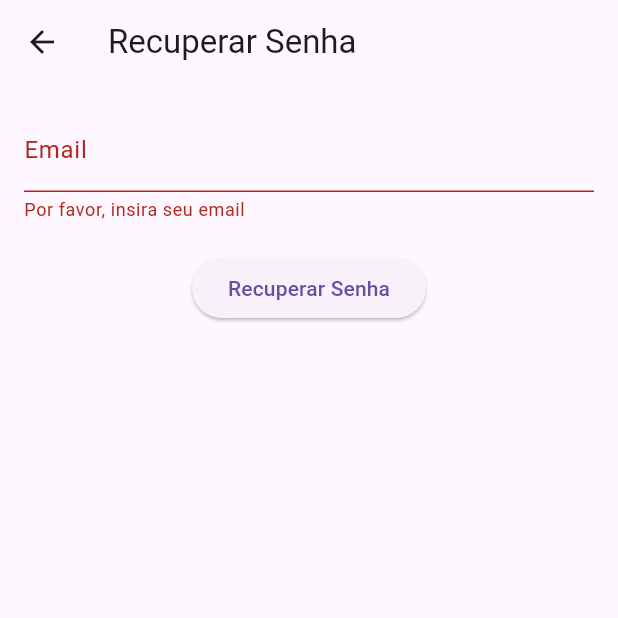
After one commit to rpinto47/CM4, a Flutter app: the RecoverPasswordScreen screen opened by its route, after a tap on "Recuperar Senha", on a phone screen of 412 x 824 dp, the top half of it. The commit adds this screen. Run offline on Flutter 3.47's test engine with Material 3 defaults, Android fonts, the phone set to English and light mode, and no system bars.

Commit message:
Recuperar pass

```diff
--- a/flutter_application_1/lib/createAccount_screen.dart
+++ b/flutter_application_1/lib/createAccount_screen.dart
@@ -14,7 +14,6 @@ class _CreateAccountScreenState extends State<CreateAccountScreen> {
   void _submitForm() {
     if (_formKey.currentState!.validate()) {
       _formKey.currentState!.save();
-      // Aqui você pode adicionar a lógica para criar a conta do usuário
       print('Nome: $_name, Email: $_email, Senha: $_password');
     }
   }
--- a/flutter_application_1/lib/main.dart
+++ b/flutter_application_1/lib/main.dart
@@ -3,6 +3,7 @@ import 'login_screen.dart';
 import 'sporty_home_page.dart';
 import 'customization_screen.dart';
 import 'createAccount_screen.dart';
+import 'recoverPassword_screen.dart';
 
 void main() {
   runApp(const MyApp());
@@ -22,6 +23,7 @@ class MyApp extends StatelessWidget {
         '/home': (context) => const SportyHomePage(),
         '/customize': (context) => const CustomizationScreen(),
         '/createAccount': (context) => CreateAccountScreen(),
+        '/recoverPassword': (context) => RecoverPasswordScreen(),
       },
     );
   }
--- /dev/null
+++ b/flutter_application_1/lib/recoverPassword_screen.dart
@@ -0,0 +1,57 @@
+import 'package:flutter/material.dart';
+
+class RecoverPasswordScreen extends StatefulWidget {
+  @override
+  _RecoverPasswordScreenState createState() => _RecoverPasswordScreenState();
+}
+
+class _RecoverPasswordScreenState extends State<RecoverPasswordScreen> {
+  final _formKey = GlobalKey<FormState>();
+  String _email = '';
+
+  void _submitForm() {
+    if (_formKey.currentState!.validate()) {
+      _formKey.currentState!.save();
+      print('Email: $_email');
+      ScaffoldMessenger.of(context).showSnackBar(
+        SnackBar(content: Text('Solicitação de recuperação de senha enviada')),
+      );
+    }
+  }
+
+  @override
+  Widget build(BuildContext context) {
+    return Scaffold(
+      appBar: AppBar(
+        title: Text('Recuperar Senha'),
+      ),
+      body: Padding(
+        padding: const EdgeInsets.all(16.0),
+        child: Form(
+          key: _formKey,
+          child: Column(
+            children: [
+              TextFormField(
+                decoration: InputDecoration(labelText: 'Email'),
+                validator: (value) {
+                  if (value == null || value.isEmpty) {
+                    return 'Por favor, insira seu email';
+                  }
+                  return null;
+                },
+                onSaved: (value) {
+                  _email = value!;
+                },
+              ),
+              SizedBox(height: 20),
+              ElevatedButton(
+                onPressed: _submitForm,
+                child: Text('Recuperar Senha'),
+              ),
+            ],
+          ),
+        ),
+      ),
+    );
+  }
+}
```
